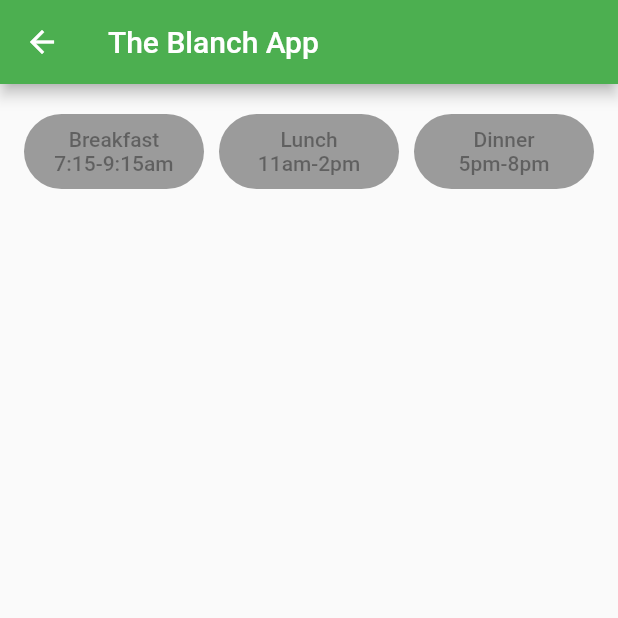
After one commit to fowle22d/blanch_menu_app, a Flutter app: the screen it shows after launch, after a tap on "Classics", on a phone screen of 412 x 824 dp, the top half of it. The commit adds this screen. Run offline on Flutter 3.47's test engine with Material 2 defaults, Android fonts, the phone set to English and light mode, and no system bars.

Commit message:
Merged both projects

```diff
--- /dev/null
+++ b/lib/Components/timeButton.dart
@@ -0,0 +1,27 @@
+import 'dart:io';
+import 'package:flutter/material.dart';
+
+class TimeButton extends StatelessWidget {
+  final String answerText;
+  TimeButton(this.answerText);
+  @override
+  Widget build(BuildContext context) {
+    // TODO: implement build
+    return Container(
+      width: 120,
+      height: 50,
+      margin: EdgeInsets.fromLTRB(5, 20, 5, 20),
+      child: RaisedButton(
+        shape: new RoundedRectangleBorder(
+          borderRadius: new BorderRadius.circular(30.0),
+        ),
+        color: Colors.green,
+        child: Text(
+          answerText,
+          textAlign: TextAlign.center,
+        ),
+        onPressed: null,
+      ),
+    );
+  }
+}
--- /dev/null
+++ b/lib/Menu/classics.dart
@@ -0,0 +1,31 @@
+import 'package:flutter/material.dart';
+import 'package:blanch_menu_app/Components/timeButton.dart';
+
+class Classics extends StatelessWidget {
+  @override
+  Widget build(BuildContext context) {
+    return MaterialApp(
+      home: Scaffold(
+          appBar: AppBar(
+              title: Text("The Blanch App"),
+              backgroundColor: Colors.green,
+              automaticallyImplyLeading: true,
+              leading: IconButton(
+                icon: Icon(Icons.arrow_back),
+                onPressed: () => Navigator.pop(context, false),
+              )),
+          body: Column(
+            children: [
+              Row(
+                mainAxisAlignment: MainAxisAlignment.center,
+                children: [
+                  TimeButton("Breakfast 7:15-9:15am"),
+                  TimeButton("Lunch 11am-2pm"),
+                  TimeButton("Dinner 5pm-8pm"),
+                ],
+              )
+            ],
+          )),
+    );
+  }
+}
--- /dev/null
+++ b/lib/Menu/global.dart
@@ -0,0 +1,31 @@
+import 'package:flutter/material.dart';
+import 'package:blanch_menu_app/Components/timeButton.dart';
+
+class Global extends StatelessWidget {
+  @override
+  Widget build(BuildContext context) {
+    return MaterialApp(
+      home: Scaffold(
+          appBar: AppBar(
+              title: Text("The Blanch App"),
+              backgroundColor: Colors.green,
+              automaticallyImplyLeading: true,
+              leading: IconButton(
+                icon: Icon(Icons.arrow_back),
+                onPressed: () => Navigator.pop(context, false),
+              )),
+          body: Column(
+            children: [
+              Row(
+                mainAxisAlignment: MainAxisAlignment.center,
+                children: [
+                  TimeButton("Breakfast 7:15-9:15am"),
+                  TimeButton("Lunch 11am-2pm"),
+                  TimeButton("Dinner 5pm-8pm"),
+                ],
+              )
+            ],
+          )),
+    );
+  }
+}
--- /dev/null
+++ b/lib/Menu/grill.dart
@@ -0,0 +1,31 @@
+import 'package:flutter/material.dart';
+import 'package:blanch_menu_app/Components/timeButton.dart';
+
+class Grill extends StatelessWidget {
+  @override
+  Widget build(BuildContext context) {
+    return MaterialApp(
+      home: Scaffold(
+          appBar: AppBar(
+              title: Text("The Blanch App"),
+              backgroundColor: Colors.green,
+              automaticallyImplyLeading: true,
+              leading: IconButton(
+                icon: Icon(Icons.arrow_back),
+                onPressed: () => Navigator.pop(context, false),
+              )),
+          body: Column(
+            children: [
+              Row(
+                mainAxisAlignment: MainAxisAlignment.center,
+                children: [
+                  TimeButton("Breakfast 7:15-9:15am"),
+                  TimeButton("Lunch 11am-2pm"),
+                  TimeButton("Dinner 5pm-8pm"),
+                ],
+              )
+            ],
+          )),
+    );
+  }
+}
--- /dev/null
+++ b/lib/Menu/halal.dart
@@ -0,0 +1,31 @@
+import 'package:flutter/material.dart';
+import 'package:blanch_menu_app/Components/timeButton.dart';
+
+class Halal extends StatelessWidget {
+  @override
+  Widget build(BuildContext context) {
+    return MaterialApp(
+      home: Scaffold(
+          appBar: AppBar(
+              title: Text("The Blanch App"),
+              backgroundColor: Colors.green,
+              automaticallyImplyLeading: true,
+              leading: IconButton(
+                icon: Icon(Icons.arrow_back),
+                onPressed: () => Navigator.pop(context, false),
+              )),
+          body: Column(
+            children: [
+              Row(
+                mainAxisAlignment: MainAxisAlignment.center,
+                children: [
+                  TimeButton("Breakfast 7:15-9:15am"),
+                  TimeButton("Lunch 11am-2pm"),
+                  TimeButton("Dinner 5pm-8pm"),
+                ],
+              )
+            ],
+          )),
+    );
+  }
+}
--- /dev/null
+++ b/lib/Menu/harvest.dart
@@ -0,0 +1,32 @@
+import 'package:flutter/material.dart';
+import 'package:blanch_menu_app/Components/timeButton.dart';
+
+class Harvest extends StatelessWidget {
+  @override
+  Widget build(BuildContext context) {
+    var saldItems = [];
+    return MaterialApp(
+      home: Scaffold(
+          appBar: AppBar(
+              title: Text("The Blanch App"),
+              backgroundColor: Colors.green,
+              automaticallyImplyLeading: true,
+              leading: IconButton(
+                icon: Icon(Icons.arrow_back),
+                onPressed: () => Navigator.pop(context, false),
+              )),
+          body: Column(
+            children: [
+              Row(
+                mainAxisAlignment: MainAxisAlignment.center,
+                children: [
+                  TimeButton("Breakfast 7:15-9:15am"),
+                  TimeButton("Lunch 11am-2pm"),
+                  TimeButton("Dinner 5pm-8pm"),
+                ],
+              )
+            ],
+          )),
+    );
+  }
+}
--- /dev/null
+++ b/lib/Menu/kosher.dart
@@ -0,0 +1,31 @@
+import 'package:flutter/material.dart';
+import 'package:blanch_menu_app/Components/timeButton.dart';
+
+class Kosher extends StatelessWidget {
+  @override
+  Widget build(BuildContext context) {
+    return MaterialApp(
+      home: Scaffold(
+          appBar: AppBar(
+              title: Text("The Blanch App"),
+              backgroundColor: Colors.green,
+              automaticallyImplyLeading: true,
+              leading: IconButton(
+                icon: Icon(Icons.arrow_back),
+                onPressed: () => Navigator.pop(context, false),
+              )),
+          body: Column(
+            children: [
+              Row(
+                mainAxisAlignment: MainAxisAlignment.center,
+                children: [
+                  TimeButton("Breakfast 7:15-9:15am"),
+                  TimeButton("Lunch 11am-2pm"),
+                  TimeButton("Dinner 5pm-8pm"),
+                ],
+              )
+            ],
+          )),
+    );
+  }
+}
--- /dev/null
+++ b/lib/Menu/wok.dart
@@ -0,0 +1,31 @@
+import 'package:flutter/material.dart';
+import 'package:blanch_menu_app/Components/timeButton.dart';
+
+class Wok extends StatelessWidget {
+  @override
+  Widget build(BuildContext context) {
+    return MaterialApp(
+      home: Scaffold(
+          appBar: AppBar(
+              title: Text("The Blanch App"),
+              backgroundColor: Colors.green,
+              automaticallyImplyLeading: true,
+              leading: IconButton(
+                icon: Icon(Icons.arrow_back),
+                onPressed: () => Navigator.pop(context, false),
+              )),
+          body: Column(
+            children: [
+              Row(
+                mainAxisAlignment: MainAxisAlignment.center,
+                children: [
+                  TimeButton("Breakfast 7:15-9:15am"),
+                  TimeButton("Lunch 11am-2pm"),
+                  TimeButton("Dinner 5pm-8pm"),
+                ],
+              )
+            ],
+          )),
+    );
+  }
+}
--- /dev/null
+++ b/lib/answer.dart
@@ -0,0 +1,95 @@
+import 'package:flutter/material.dart';
+import 'package:blanch_menu_app/Menu/classics.dart';
+import 'package:blanch_menu_app/Menu/global.dart';
+import 'package:blanch_menu_app/Menu/halal.dart';
+import 'package:blanch_menu_app/Menu/harvest.dart';
+import 'package:blanch_menu_app/Menu/kosher.dart';
+import 'package:blanch_menu_app/Menu/wok.dart';
+import 'Menu/grill.dart';
+
+class Answer extends StatelessWidget {
+  final String answerText;
+  Answer(this.answerText);
+  @override
+  Widget build(BuildContext context) {
+    return Container(
+      margin: const EdgeInsets.fromLTRB(48.0, 7.0, 48.0, 7.0),
+      width: double.infinity,
+      height: 60.0,
+      child: RaisedButton(
+        color: Colors.green,
+        child: Text(answerText),
+        textColor: Colors.white,
+        shape: new RoundedRectangleBorder(
+          borderRadius: new BorderRadius.circular(30.0),
+        ),
+        onPressed: () {
+          if (answerText == "Classics") {
+            Navigator.push(
+              context,
+              MaterialPageRoute(
+                builder: (context) {
+                  return Classics();
+                },
+              ),
+            );
+          } else if (answerText == "Grill") {
+            Navigator.push(
+              context,
+              MaterialPageRoute(
+                builder: (context) {
+                  return Grill();
+                },
+              ),
+            );
+          } else if (answerText == "Global") {
+            Navigator.push(
+              context,
+              MaterialPageRoute(
+                builder: (context) {
+                  return Global();
+                },
+              ),
+            );
+          } else if (answerText == "Wok") {
+            Navigator.push(
+              context,
+              MaterialPageRoute(
+                builder: (context) {
+                  return Wok();
+                },
+              ),
+            );
+          } else if (answerText == "Baraka-Halal") {
+            Navigator.push(
+              context,
+              MaterialPageRoute(
+                builder: (context) {
+                  return Halal();
+                },
+              ),
+            );
+          } else if (answerText == "Harvest & Desserts") {
+            Navigator.push(
+              context,
+              MaterialPageRoute(
+                builder: (context) {
+                  return Harvest();
+                },
+              ),
+            );
+          } else {
+            Navigator.push(
+              context,
+              MaterialPageRoute(
+                builder: (context) {
+                  return Kosher();
+                },
+              ),
+            );
+          }
+        },
+      ),
+    );
+  }
+}
--- a/lib/main.dart
+++ b/lib/main.dart
@@ -1,5 +1,6 @@
+import 'package:blanch_menu_app/stationPage.dart';
 import 'package:flutter/material.dart'; // Material contains logic for prebuilt Flutter widgets
-import 'view/pages/home_page.dart';
+//import 'view/pages/home_page.dart';
 
 // main calls runApp on the root widget for the app
 void main() => runApp(BlanchMenuApp());
@@ -21,7 +22,7 @@ class BlanchMenuApp extends StatelessWidget {
         brightness: Brightness.light,
       ),
       // Define the home page for the app (code for widget can be found in /lib/view/pages/home_page.dart)
-      home: HomePage(),
+      home: StationPage(),
     );
   }
 }
--- /dev/null
+++ b/lib/question.dart
@@ -0,0 +1,18 @@
+import 'package:flutter/material.dart';
+
+class Question extends StatelessWidget {
+  final String questionText;
+  Question(this.questionText);
+  @override
+  Widget build(BuildContext context) {
+    return Container(
+      width: double.infinity,
+      margin: EdgeInsets.all(15),
+      child: Text(
+        questionText,
+        style: TextStyle(fontSize: 20),
+        textAlign: TextAlign.center,
+      ),
+    );
+  }
+}
--- /dev/null
+++ b/lib/stationPage.dart
@@ -0,0 +1,56 @@
+import 'package:blanch_menu_app/view/pages/home_page.dart';
+import 'package:flutter/material.dart';
+import './question.dart';
+import './answer.dart';
+
+class StationPage extends StatelessWidget {
+  @override
+  Widget build(BuildContext ctx) {
+    //var stations = ["Grill", "Global", "Halal"];
+    var stations = [
+      "Classics",
+      "Grill",
+      "Global",
+      "Wok",
+      "Baraka-Halal",
+      "Harvest & Desserts",
+      "L'Chaim-Kosher",
+    ];
+
+    return MaterialApp(
+      home: Scaffold(
+        appBar: AppBar(
+          title: Text("The Blanch App"),
+          backgroundColor: Colors.green,
+        ),
+        body: Column(children: [
+          Question("SELECT A STATION"),
+          Answer(stations[0]),
+          Answer(stations[1]),
+          Answer(stations[2]),
+          Answer(stations[3]),
+          Answer(stations[4]),
+          Answer(stations[5]),
+          Answer(stations[6]),
+          RaisedButton(
+              color: Colors.green,
+              child: Text("Comment Feed"),
+              textColor: Colors.white,
+              shape: new RoundedRectangleBorder(
+                borderRadius: new BorderRadius.circular(30.0),
+              ),
+              onPressed: () {
+                Navigator.push(
+                  ctx,
+                  MaterialPageRoute(
+                    builder: (ctx) {
+                      return HomePage();
+                    },
+                  ),
+                );
+              }),
+        ]),
+      ),
+    );
+  }
+}
```
Also changed, not shown: lib/Components/csvButton.dart (added, +9 -0 lines).
